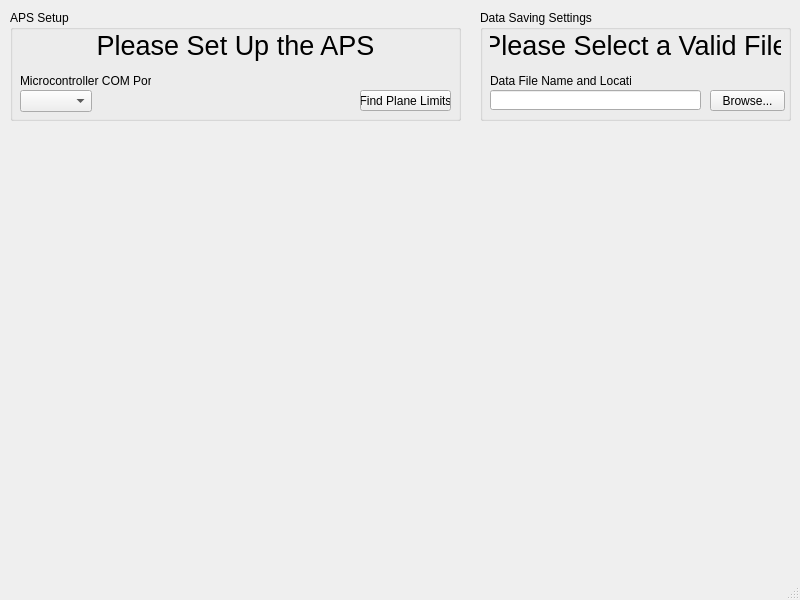
The window that APS.ui (TeamAPS/APS) describes before a commit, drawn with Qt 5.
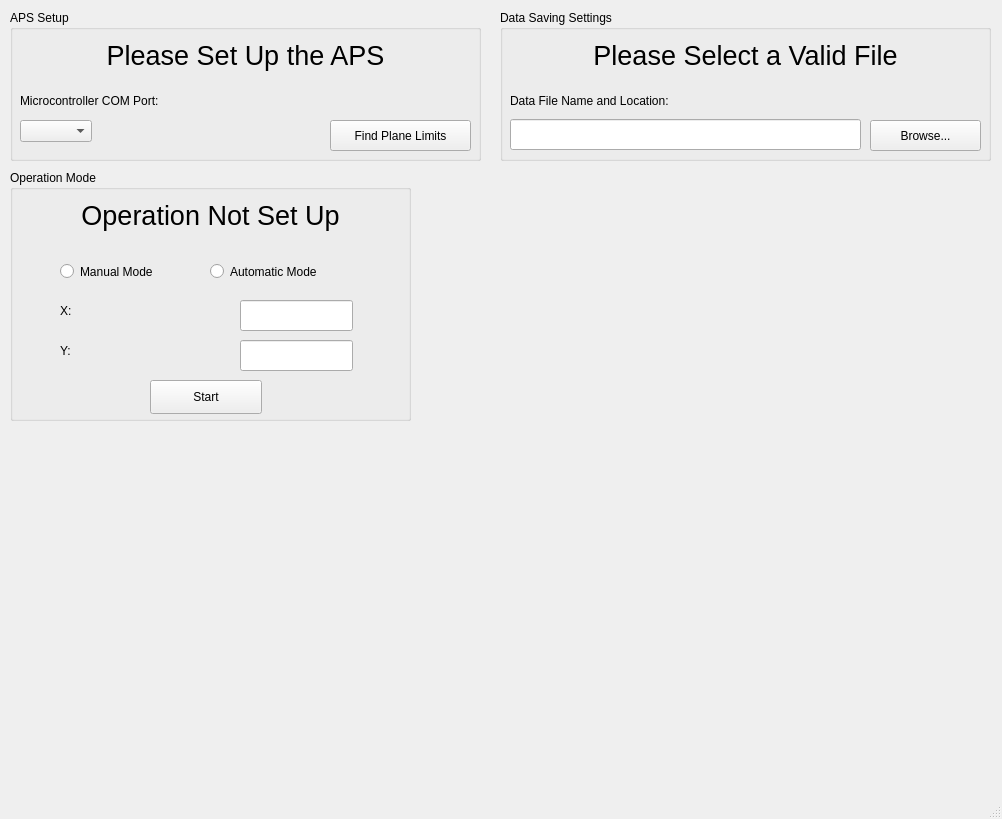
The same window after the commit. Icons and pictures are not drawn.

Commit message: Added manual and auto modes; added start button with appropriate validation

What changed in the file:
```diff
--- a/APS.ui
+++ b/APS.ui
@@ -6,8 +6,8 @@
    <rect>
     <x>0</x>
     <y>0</y>
-    <width>800</width>
-    <height>600</height>
+    <width>1002</width>
+    <height>819</height>
    </rect>
   </property>
   <property name="windowTitle">
@@ -23,8 +23,8 @@
      <rect>
       <x>10</x>
       <y>10</y>
-      <width>451</width>
-      <height>111</height>
+      <width>471</width>
+      <height>151</height>
      </rect>
     </property>
     <property name="title">
@@ -34,11 +34,17 @@
      <property name="geometry">
       <rect>
        <x>10</x>
-       <y>80</y>
-       <width>78</width>
-       <height>20</height>
+       <y>110</y>
+       <width>92</width>
+       <height>25</height>
       </rect>
      </property>
+     <property name="minimumSize">
+      <size>
+       <width>0</width>
+       <height>0</height>
+      </size>
+     </property>
      <property name="editable">
       <bool>false</bool>
      </property>
@@ -50,8 +56,8 @@
      <property name="geometry">
       <rect>
        <x>10</x>
-       <y>60</y>
-       <width>131</width>
+       <y>80</y>
+       <width>191</width>
        <height>21</height>
       </rect>
      </property>
@@ -65,10 +71,10 @@
     <widget class="QPushButton" name="findPlaneLimits">
      <property name="geometry">
       <rect>
-       <x>350</x>
-       <y>80</y>
-       <width>91</width>
-       <height>21</height>
+       <x>320</x>
+       <y>110</y>
+       <width>141</width>
+       <height>31</height>
       </rect>
      </property>
      <property name="text">
@@ -79,8 +85,8 @@
      <property name="geometry">
       <rect>
        <x>10</x>
-       <y>10</y>
-       <width>431</width>
+       <y>20</y>
+       <width>451</width>
        <height>51</height>
       </rect>
      </property>
@@ -100,10 +106,10 @@
    <widget class="QGroupBox" name="dataSavingSettingsGroup">
     <property name="geometry">
      <rect>
-      <x>480</x>
+      <x>500</x>
       <y>10</y>
-      <width>311</width>
-      <height>111</height>
+      <width>491</width>
+      <height>151</height>
      </rect>
     </property>
     <property name="title">
@@ -113,9 +119,9 @@
      <property name="geometry">
       <rect>
        <x>10</x>
-       <y>80</y>
-       <width>211</width>
-       <height>20</height>
+       <y>109</y>
+       <width>351</width>
+       <height>31</height>
       </rect>
      </property>
     </widget>
@@ -123,8 +129,8 @@
      <property name="geometry">
       <rect>
        <x>10</x>
-       <y>60</y>
-       <width>141</width>
+       <y>80</y>
+       <width>211</width>
        <height>21</height>
       </rect>
      </property>
@@ -132,25 +138,12 @@
       <string>Data File Name and Location:</string>
      </property>
     </widget>
-    <widget class="QPushButton" name="dataPathBrowse">
-     <property name="geometry">
-      <rect>
-       <x>230</x>
-       <y>80</y>
-       <width>75</width>
-       <height>21</height>
-      </rect>
-     </property>
-     <property name="text">
-      <string>Browse...</string>
-     </property>
-    </widget>
     <widget class="QLabel" name="dataPathStatus">
      <property name="geometry">
       <rect>
        <x>10</x>
-       <y>10</y>
-       <width>291</width>
+       <y>20</y>
+       <width>471</width>
        <height>51</height>
       </rect>
      </property>
@@ -166,6 +159,138 @@
       <set>Qt::AlignCenter</set>
      </property>
     </widget>
+    <widget class="QPushButton" name="dataPathBrowse">
+     <property name="geometry">
+      <rect>
+       <x>370</x>
+       <y>110</y>
+       <width>111</width>
+       <height>31</height>
+      </rect>
+     </property>
+     <property name="text">
+      <string>Browse...</string>
+     </property>
+    </widget>
+   </widget>
+   <widget class="QGroupBox" name="operationModeGroup">
+    <property name="geometry">
+     <rect>
+      <x>10</x>
+      <y>170</y>
+      <width>401</width>
+      <height>251</height>
+     </rect>
+    </property>
+    <property name="title">
+     <string>Operation Mode</string>
+    </property>
+    <widget class="QRadioButton" name="manualModeRadio">
+     <property name="geometry">
+      <rect>
+       <x>50</x>
+       <y>90</y>
+       <width>131</width>
+       <height>23</height>
+      </rect>
+     </property>
+     <property name="text">
+      <string>Manual Mode</string>
+     </property>
+    </widget>
+    <widget class="QRadioButton" name="autoModeRadio">
+     <property name="geometry">
+      <rect>
+       <x>200</x>
+       <y>90</y>
+       <width>151</width>
+       <height>23</height>
+      </rect>
+     </property>
+     <property name="text">
+      <string>Automatic Mode</string>
+     </property>
+    </widget>
+    <widget class="QLabel" name="operationModeStatus">
+     <property name="geometry">
+      <rect>
+       <x>10</x>
+       <y>20</y>
+       <width>381</width>
+       <height>51</height>
+      </rect>
+     </property>
+     <property name="font">
+      <font>
+       <pointsize>20</pointsize>
+      </font>
+     </property>
+     <property name="text">
+      <string>Operation Not Set Up</string>
+     </property>
+     <property name="alignment">
+      <set>Qt::AlignCenter</set>
+     </property>
+    </widget>
+    <widget class="QLabel" name="xOperationLabel">
+     <property name="geometry">
+      <rect>
+       <x>50</x>
+       <y>130</y>
+       <width>171</width>
+       <height>21</height>
+      </rect>
+     </property>
+     <property name="text">
+      <string>X:</string>
+     </property>
+    </widget>
+    <widget class="QLabel" name="yOperationLabel">
+     <property name="geometry">
+      <rect>
+       <x>50</x>
+       <y>170</y>
+       <width>171</width>
+       <height>21</height>
+      </rect>
+     </property>
+     <property name="text">
+      <string>Y:</string>
+     </property>
+    </widget>
+    <widget class="QLineEdit" name="xOperationChoice">
+     <property name="geometry">
+      <rect>
+       <x>230</x>
+       <y>130</y>
+       <width>113</width>
+       <height>31</height>
+      </rect>
+     </property>
+    </widget>
+    <widget class="QLineEdit" name="yOperationChoice">
+     <property name="geometry">
+      <rect>
+       <x>230</x>
+       <y>170</y>
+       <width>113</width>
+       <height>31</height>
+      </rect>
+     </property>
+    </widget>
+    <widget class="QPushButton" name="operationStart">
+     <property name="geometry">
+      <rect>
+       <x>140</x>
+       <y>210</y>
+       <width>112</width>
+       <height>34</height>
+      </rect>
+     </property>
+     <property name="text">
+      <string>Start</string>
+     </property>
+    </widget>
    </widget>
   </widget>
   <widget class="QMenuBar" name="menubar">
```
Left out of the diff: 4 changed lines with no effect on the pictures. The commit also changes 3 other files.
